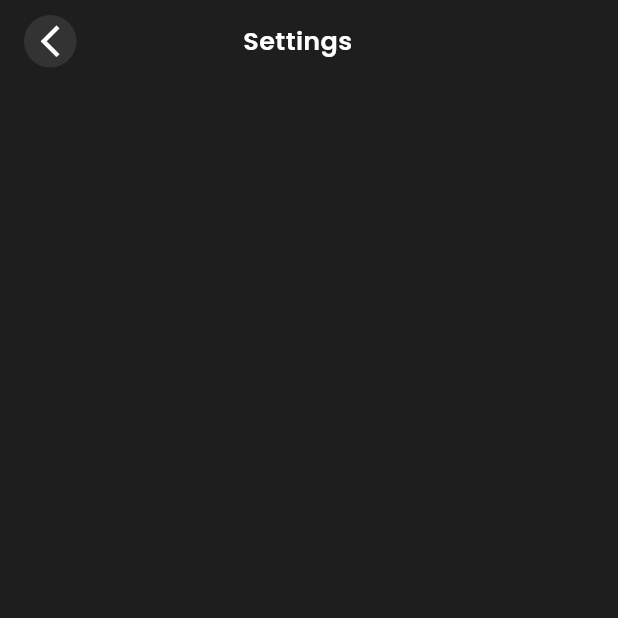
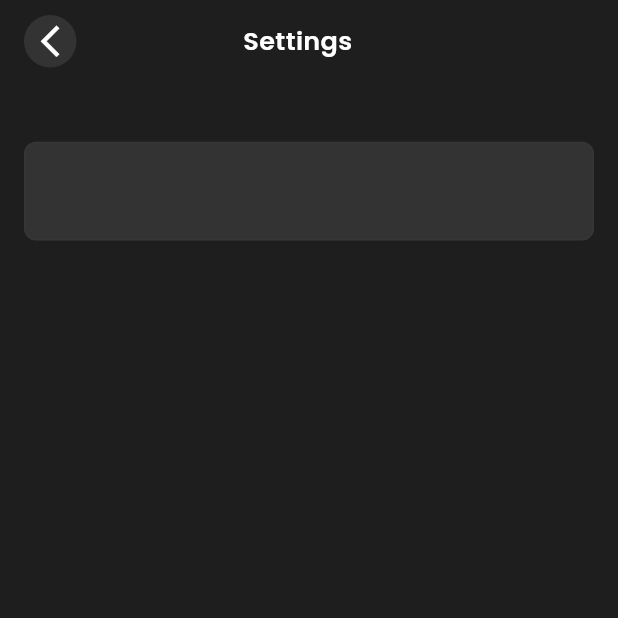
Before and after one commit to monzir3bdo/whatsapp_direct_message, a Flutter app: the screen it shows after launch, on a phone screen of 412 x 824 dp, the top half of it. Run offline on Flutter 3.47's test engine with Material 3 defaults, Android fonts, the phone set to English and light mode, and no system bars; our stand-ins replace gap.

Commit message:
Add Settings Container

```diff
--- a/lib/screens/settings_screen.dart
+++ b/lib/screens/settings_screen.dart
@@ -1,4 +1,7 @@
 import 'package:flutter/material.dart';
+import 'package:gap/gap.dart';
+import 'package:whatsapp_direct_message/core/extensions/build_context_extension.dart';
+import 'package:whatsapp_direct_message/widgets/settings/settings_container.dart';
 import 'package:whatsapp_direct_message/widgets/settings/settings_title_and_back_button.dart';
 
 class SettingsScreen extends StatelessWidget {
@@ -6,14 +9,15 @@ class SettingsScreen extends StatelessWidget {
 
   @override
   Widget build(BuildContext context) {
-    return const Scaffold(
+    return Scaffold(
       body: SafeArea(
         child: Padding(
-          padding: EdgeInsets.symmetric(horizontal: 16.0, vertical: 10),
+          padding: const EdgeInsets.symmetric(horizontal: 16.0, vertical: 10),
           child: Column(
             children: [
-              SettingsTitleAndBackButton(),
-              //0.06
+              const SettingsTitleAndBackButton(),
+              Gap(context.height * 0.06),
+              const SettingsContainer(),
             ],
           ),
         ),
--- a/lib/widgets/settings/settings_container.dart
+++ b/lib/widgets/settings/settings_container.dart
@@ -1,10 +1,22 @@
 import 'package:flutter/material.dart';
+import 'package:whatsapp_direct_message/core/extensions/build_context_extension.dart';
 
 class SettingsContainer extends StatelessWidget {
   const SettingsContainer({super.key});
 
   @override
   Widget build(BuildContext context) {
-    return const Placeholder();
+    return Container(
+      width: context.width,
+      height: context.height * 0.08,
+      decoration: BoxDecoration(
+        color: context.color.containerColor,
+        borderRadius: BorderRadius.circular(8),
+        border: Border.all(
+          //todo: Change the border to match the theme
+          color: const Color(0xff555555).withOpacity(0.1),
+        ),
+      ),
+    );
   }
 }
--- a/pubspec.yaml
+++ b/pubspec.yaml
@@ -44,6 +44,7 @@ dependencies:
   hive_generator: ^2.0.1
   url_launcher: ^6.3.0
   package_info_plus: ^8.0.2
+  gap: ^3.0.1
 
 dev_dependencies:
   flutter_test:
```
Also changed, not shown: pubspec.lock.
